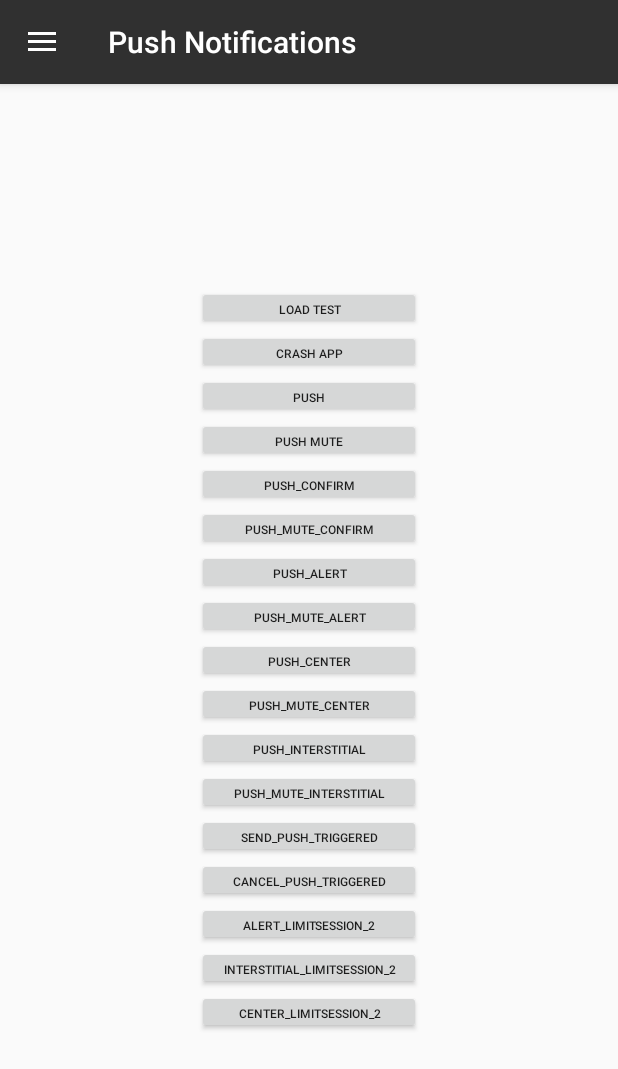
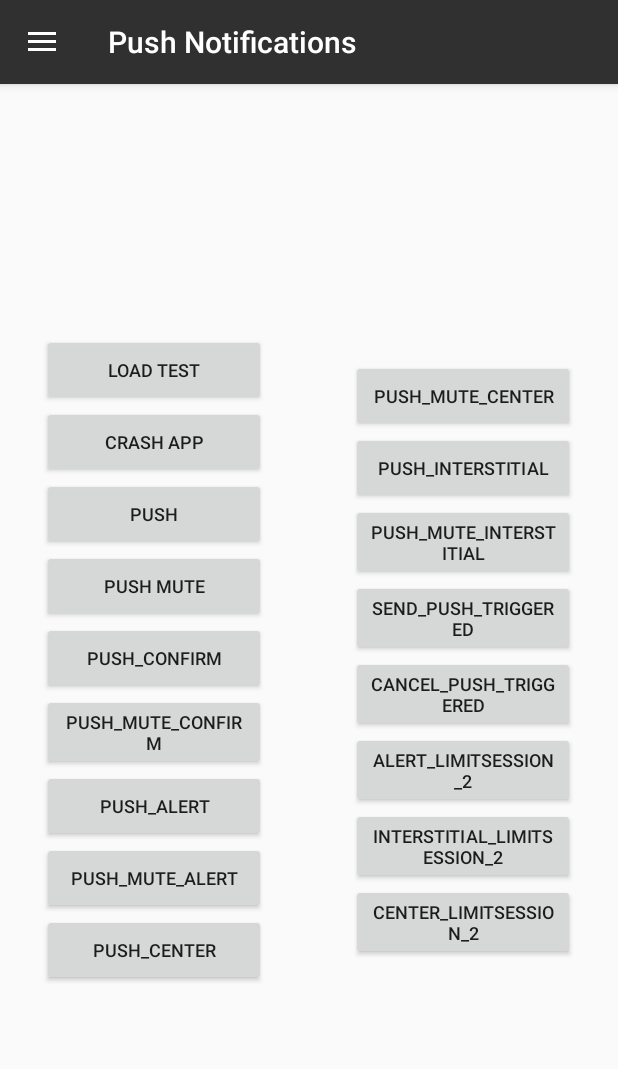
Before and after one commit to Leanplum/Leanplum-Android-SDK-Example, an Android app: the fragment TestingFragment placed in its activity, on a phone screen of 412 x 824 dp. Shown: the top 1069 px of the screen. Run offline under Robolectric (Android 15) with nearby library versions, the phone set to English and light mode, and no system bars; 1 statement that could not run was skipped.

Commit message:
refactor(refactor testing view):

```diff
--- a/app/build.gradle
+++ b/app/build.gradle
@@ -1,7 +1,7 @@
 apply plugin: 'com.android.application'
 
 def COMPILE_SDK_VERSION = 27
-def BUILD_TOOLS_VERSION = '27.1.0'
+def BUILD_TOOLS_VERSION = '27.0.1'
 def SUPPORT_LIBRARY_VERSION = '27.1.0'
 def LP_VERSION = System.getenv('LP_VERSION') ?: '4.0.0'
 
--- a/app/src/main/AndroidManifest.xml
+++ b/app/src/main/AndroidManifest.xml
@@ -13,8 +13,8 @@
 
     <application android:name=".LeanplumApplication" android:allowBackup="true"
         android:fullBackupContent="@xml/backup_descriptor" android:icon="@mipmap/ic_launcher"
-        android:label="@string/app_name" android:supportsRtl="true" android:theme="@style/AppTheme"
-                 android:testOnly="false">
+        android:label="@string/app_name" android:supportsRtl="true" android:testOnly="false"
+        android:theme="@style/AppTheme">
         <activity android:name=".MainActivity" android:label="@string/app_name"
             android:theme="@style/AppTheme.NoActionBar">
             <intent-filter>
--- a/app/src/main/java/com/leanplum/android/example/fragments/AppInboxFragment.java
+++ b/app/src/main/java/com/leanplum/android/example/fragments/AppInboxFragment.java
@@ -25,9 +25,9 @@ import android.view.ViewGroup;
 
 import com.leanplum.Leanplum;
 import com.leanplum.LeanplumInboxMessage;
+import com.leanplum.android.example.R;
 import com.leanplum.android.example.adapters.AppInboxMessagesAdapter;
 import com.leanplum.callbacks.InboxChangedCallback;
-import com.leanplum.android.example.R;
 
 import java.util.ArrayList;
 import java.util.List;
@@ -73,7 +73,7 @@ public class AppInboxFragment extends BaseFragment {
   private void prepareMessages() {
     mListItems.clear();
     List messagesList = Leanplum.getInbox().allMessages();
-    List<LeanplumInboxMessage> messages = (List<LeanplumInboxMessage>)messagesList;
+    List<LeanplumInboxMessage> messages = (List<LeanplumInboxMessage>) messagesList;
     for (LeanplumInboxMessage message : messages) {
       AppInboxMessageData data = new AppInboxMessageData(message.getTitle(), message.getSubtitle());
       mListItems.add(data);
--- a/app/src/main/java/com/leanplum/android/example/fragments/InAppMessagesFragment.java
+++ b/app/src/main/java/com/leanplum/android/example/fragments/InAppMessagesFragment.java
@@ -28,6 +28,7 @@ import com.leanplum.android.example.adapters.InAppMessagesAdapter;
 import java.util.ArrayList;
 
 public class InAppMessagesFragment extends BaseFragment {
+  private final ArrayList<InAppMessageData> mListItems = new ArrayList<>();
   private OnListItemInteraction<InAppMessageData> mListener = new
       OnListItemInteraction<InAppMessageData>() {
 
@@ -40,7 +41,6 @@ public class InAppMessagesFragment extends BaseFragment {
           ft.addToBackStack(null);
         }
       };
-  private final ArrayList<InAppMessageData> mListItems = new ArrayList<>();
 
   public InAppMessagesFragment() {
   }
--- a/app/src/main/res/layout/activity_main.xml
+++ b/app/src/main/res/layout/activity_main.xml
@@ -1,9 +1,9 @@
 <?xml version="1.0" encoding="utf-8"?>
 <android.support.v4.widget.DrawerLayout android:id="@+id/drawer_layout"
     xmlns:android="http://schemas.android.com/apk/res/android"
-    xmlns:app="http://schemas.android.com/apk/res-auto" xmlns:tools="http://schemas.android.com/tools"
-    android:layout_width="match_parent" android:layout_height="match_parent"
-    android:fitsSystemWindows="true" tools:openDrawer="start">
+    xmlns:app="http://schemas.android.com/apk/res-auto"
+    xmlns:tools="http://schemas.android.com/tools" android:layout_width="match_parent"
+    android:layout_height="match_parent" android:fitsSystemWindows="true" tools:openDrawer="start">
 
     <include layout="@layout/app_bar_main" android:layout_width="match_parent"
         android:layout_height="match_parent" />
--- a/app/src/main/res/layout/show_example_layout.xml
+++ b/app/src/main/res/layout/show_example_layout.xml
@@ -4,9 +4,9 @@
     xmlns:tools="http://schemas.android.com/tools" android:layout_width="match_parent"
     android:layout_height="match_parent">
 
-    <Button android:id="@+id/track_event" android:layout_width="149dp"
-        android:layout_height="49dp" android:layout_marginBottom="16dp"
-        android:layout_marginLeft="8dp" android:layout_marginRight="8dp" android:text="Track Event"
+    <Button android:id="@+id/track_event" android:layout_width="149dp" android:layout_height="49dp"
+        android:layout_marginBottom="16dp" android:layout_marginLeft="8dp"
+        android:layout_marginRight="8dp" android:text="Track Event"
         app:layout_constraintBottom_toBottomOf="parent" app:layout_constraintHorizontal_bias="0.502"
         app:layout_constraintLeft_toLeftOf="parent" app:layout_constraintRight_toRightOf="parent"
         tools:layout_editor_absoluteY="454dp" />
--- a/app/src/main/res/layout/testing_layout.xml
+++ b/app/src/main/res/layout/testing_layout.xml
@@ -1,141 +1,77 @@
 <LinearLayout xmlns:android="http://schemas.android.com/apk/res/android"
-              android:layout_width="match_parent"
-              android:layout_height="match_parent"
-              android:gravity="center"
-              android:orientation="vertical">
+    android:layout_width="match_parent" android:layout_height="match_parent"
+    android:baselineAligned="false" android:gravity="center" android:orientation="horizontal"
+    android:weightSum="1.0">
+    <LinearLayout xmlns:android="http://schemas.android.com/apk/res/android"
+        android:layout_width="match_parent" android:layout_height="match_parent"
+        android:layout_weight="0.5" android:gravity="center" android:orientation="vertical">
+        <Button android:id="@+id/load_test" android:layout_width="149dp"
+            android:layout_height="wrap_content" android:text="Load Test" android:textSize="12sp" />
 
-    <Button
-        android:id="@+id/load_test"
-        android:layout_width="149dp"
-        android:layout_height="29dp"
-        android:text="Load Test"
-        android:textSize="8dp"/>
+        <Button android:id="@+id/crash_app" android:layout_width="149dp"
+            android:layout_height="wrap_content" android:enabled="true" android:text="Crash App"
+            android:textSize="12sp" />
 
-    <Button
-        android:id="@+id/crash_app"
-        android:layout_width="149dp"
-        android:layout_height="29dp"
-        android:enabled="true"
-        android:text="Crash App"
-        android:textSize="8dp"/>
+        <Button android:id="@+id/send_push" android:layout_width="149dp"
+            android:layout_height="wrap_content" android:enabled="true" android:text="PUSH"
+            android:textSize="12sp" />
 
-    <Button
-        android:id="@+id/send_push"
-        android:layout_width="149dp"
-        android:layout_height="29dp"
-        android:enabled="true"
-        android:text="PUSH"
-        android:textSize="8dp"/>
+        <Button android:id="@+id/send_push_mute" android:layout_width="149dp"
+            android:layout_height="wrap_content" android:enabled="true" android:text="PUSH Mute"
+            android:textSize="12sp" />
 
-    <Button
-        android:id="@+id/send_push_mute"
-        android:layout_width="149dp"
-        android:layout_height="29dp"
-        android:enabled="true"
-        android:text="PUSH Mute"
-        android:textSize="8dp"/>
+        <Button android:id="@+id/send_push_confirm" android:layout_width="149dp"
+            android:layout_height="wrap_content" android:enabled="true" android:text="PUSH_CONFIRM"
+            android:textSize="12sp" />
 
-    <Button
-        android:id="@+id/send_push_confirm"
-        android:layout_width="149dp"
-        android:layout_height="29dp"
-        android:enabled="true"
-        android:text="PUSH_CONFIRM"
-        android:textSize="8dp"/>
+        <Button android:id="@+id/send_push_mute_confirm" android:layout_width="149dp"
+            android:layout_height="wrap_content" android:enabled="true"
+            android:text="PUSH_Mute_CONFIRM" android:textSize="12sp" />
 
-    <Button
-        android:id="@+id/send_push_mute_confirm"
-        android:layout_width="149dp"
-        android:layout_height="29dp"
-        android:enabled="true"
-        android:text="PUSH_Mute_CONFIRM"
-        android:textSize="8dp"/>
+        <Button android:id="@+id/send_push_alert" android:layout_width="149dp"
+            android:layout_height="wrap_content" android:enabled="true" android:text="PUSH_ALERT"
+            android:textSize="12sp" />
 
-    <Button
-        android:id="@+id/send_push_alert"
-        android:layout_width="149dp"
-        android:layout_height="29dp"
-        android:enabled="true"
-        android:text="PUSH_ALERT"
-        android:textSize="8dp"/>
+        <Button android:id="@+id/send_push_mute_alert" android:layout_width="149dp"
+            android:layout_height="wrap_content" android:enabled="true"
+            android:text="PUSH_Mute_ALERT" android:textSize="12sp" />
 
-    <Button
-        android:id="@+id/send_push_mute_alert"
-        android:layout_width="149dp"
-        android:layout_height="29dp"
-        android:enabled="true"
-        android:text="PUSH_Mute_ALERT"
-        android:textSize="8dp"/>
+        <Button android:id="@+id/send_push_center" android:layout_width="149dp"
+            android:layout_height="wrap_content" android:enabled="true" android:text="PUSH_CENTER"
+            android:textSize="12sp" />
+    </LinearLayout>
+    <LinearLayout xmlns:android="http://schemas.android.com/apk/res/android"
+        android:layout_width="match_parent" android:layout_height="match_parent"
+        android:layout_weight="0.5" android:gravity="center" android:orientation="vertical">
 
-    <Button
-        android:id="@+id/send_push_center"
-        android:layout_width="149dp"
-        android:layout_height="29dp"
-        android:enabled="true"
-        android:text="PUSH_CENTER"
-        android:textSize="8dp"/>
+        <Button android:id="@+id/send_push_mute_center" android:layout_width="149dp"
+            android:layout_height="wrap_content" android:enabled="true"
+            android:text="PUSH_Mute_CENTER" android:textSize="12sp" />
 
-    <Button
-        android:id="@+id/send_push_mute_center"
-        android:layout_width="149dp"
-        android:layout_height="29dp"
-        android:enabled="true"
-        android:text="PUSH_Mute_CENTER"
-        android:textSize="8dp"/>
+        <Button android:id="@+id/send_push_interstitial" android:layout_width="149dp"
+            android:layout_height="wrap_content" android:enabled="true"
+            android:text="PUSH_INTERSTITIAL" android:textSize="12sp" />
 
-    <Button
-        android:id="@+id/send_push_interstitial"
-        android:layout_width="149dp"
-        android:layout_height="29dp"
-        android:enabled="true"
-        android:text="PUSH_INTERSTITIAL"
-        android:textSize="8dp"/>
+        <Button android:id="@+id/send_push_mute_interstitial" android:layout_width="149dp"
+            android:layout_height="wrap_content" android:enabled="true"
+            android:text="PUSH_Mute_INTERSTITIAL" android:textSize="12sp" />
 
-    <Button
-        android:id="@+id/send_push_mute_interstitial"
-        android:layout_width="149dp"
-        android:layout_height="29dp"
-        android:enabled="true"
-        android:text="PUSH_Mute_INTERSTITIAL"
-        android:textSize="8dp"/>
+        <Button android:id="@+id/send_push_triggered" android:layout_width="149dp"
+            android:layout_height="wrap_content" android:enabled="true"
+            android:text="SEND_PUSH_TRIGGERED" android:textSize="12sp" />
 
-    <Button
-        android:id="@+id/send_push_triggered"
-        android:layout_width="149dp"
-        android:layout_height="29dp"
-        android:enabled="true"
-        android:text="SEND_PUSH_TRIGGERED"
-        android:textSize="8dp"/>
+        <Button android:id="@+id/cancel_push_triggered" android:layout_width="149dp"
+            android:layout_height="wrap_content" android:enabled="true"
+            android:text="CANCEL_PUSH_TRIGGERED" android:textSize="12sp" />
 
-    <Button
-        android:id="@+id/cancel_push_triggered"
-        android:layout_width="149dp"
-        android:layout_height="29dp"
-        android:enabled="true"
-        android:text="CANCEL_PUSH_TRIGGERED"
-        android:textSize="8dp"/>
-
-    <Button
-        android:id="@+id/alert_limitSession_2"
-        android:layout_width="149dp"
-        android:layout_height="29dp"
-        android:enabled="true"
-        android:text="ALERT_LIMITSESSION_2"
-        android:textSize="8dp"/>
-    <Button
-        android:id="@+id/interstitial_limitSession_2"
-        android:layout_width="149dp"
-        android:layout_height="29dp"
-        android:enabled="true"
-        android:text="INTERSTITIAL_LIMITSESSION_2"
-        android:textSize="8dp"/>
-    <Button
-        android:id="@+id/center_limitSession_2"
-        android:layout_width="149dp"
-        android:layout_height="29dp"
-        android:enabled="true"
-        android:text="Center_LIMITSESSION_2"
-        android:textSize="8dp"/>
-
-
+        <Button android:id="@+id/alert_limitSession_2" android:layout_width="149dp"
+            android:layout_height="wrap_content" android:enabled="true"
+            android:text="ALERT_LIMITSESSION_2" android:textSize="12sp" />
+        <Button android:id="@+id/interstitial_limitSession_2" android:layout_width="149dp"
+            android:layout_height="wrap_content" android:enabled="true"
+            android:text="INTERSTITIAL_LIMITSESSION_2" android:textSize="12sp" />
+        <Button android:id="@+id/center_limitSession_2" android:layout_width="149dp"
+            android:layout_height="wrap_content" android:enabled="true"
+            android:text="Center_LIMITSESSION_2" android:textSize="12sp" />
+    </LinearLayout>
 </LinearLayout>
--- a/app/src/main/res/menu/activity_main_drawer.xml
+++ b/app/src/main/res/menu/activity_main_drawer.xml
@@ -11,6 +11,7 @@
             android:title="App Inbox" />
         <item android:id="@+id/nav_ab_test" android:icon="@drawable/ic_refresh_black_24dp"
             android:title="A/B Test" />
-        <item android:id="@+id/nav_testing" android:icon="@drawable/ic_leanplum" android:title="Testing" />
+        <item android:id="@+id/nav_testing" android:icon="@drawable/ic_leanplum"
+            android:title="Testing" />
     </group>
 </menu>
--- a/app/src/main/res/values/drawables.xml
+++ b/app/src/main/res/values/drawables.xml
@@ -1,2 +1 @@
-<resources>
-</resources>
+<resources></resources>
```
Also changed, not shown: app/src/main/java/com/leanplum/android/example/fragments/TestingFragment.java (+4 -4 lines), app/src/main/res/layout/generic_list_fragment.xml (+4 -4 lines).
